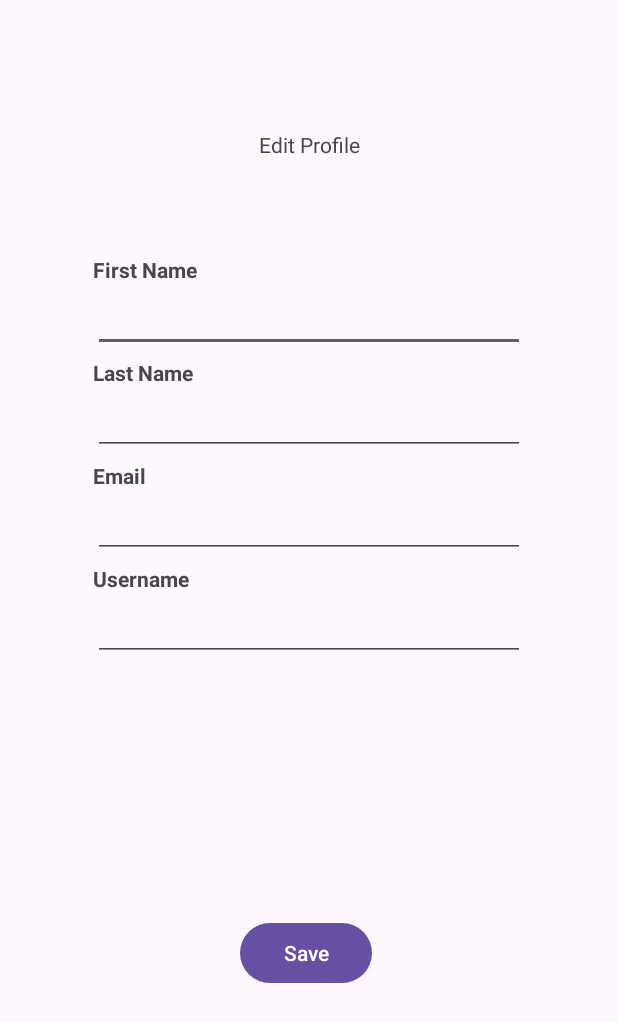
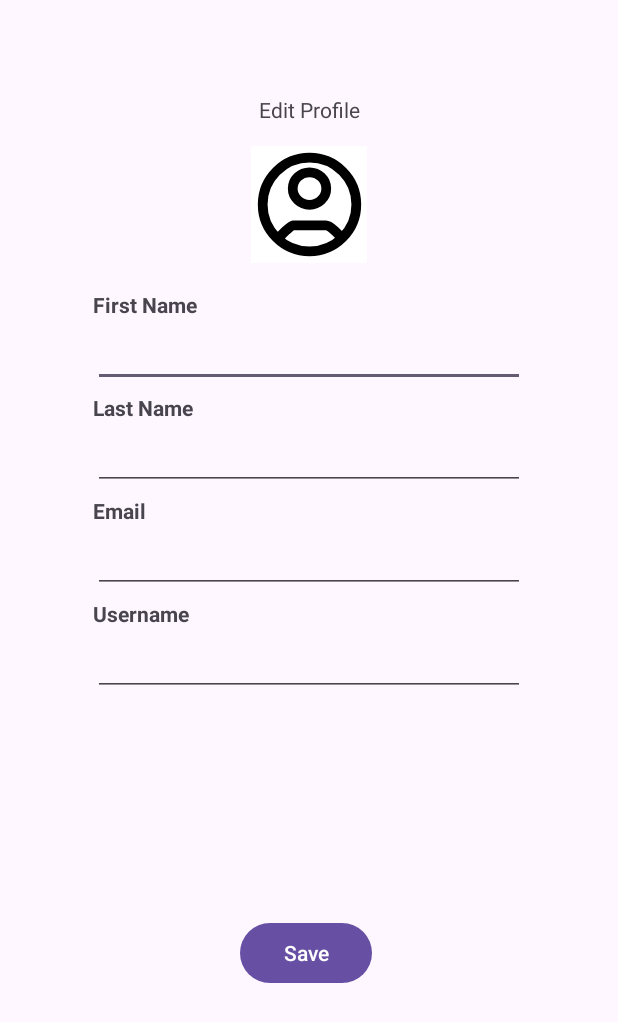
Before and after one commit to FourgeTech/HuddleUp-Frontend, an Android app built with Jetpack Compose: the layout fragment_edit_profile.xml on its own in the app's theme, with its tools: preview values and no code run, on a phone screen of 412 x 824 dp. Shown: the top 1022 px of the screen. Run offline under Robolectric (Android 15) with nearby library versions, the phone set to English and light mode, and no system bars.

Commit message:
- added image view to edit_profile_icon

```diff
--- a/app/src/main/res/layout/fragment_edit_profile.xml
+++ b/app/src/main/res/layout/fragment_edit_profile.xml
@@ -41,6 +41,19 @@
         android:orientation="vertical"
         app:layout_constraintGuide_percent="0.85" />
 
+    <ImageView
+        android:id="@+id/profile_image"
+        android:layout_width="77dp"
+        android:layout_height="78dp"
+        android:layout_marginTop="16dp"
+        android:layout_marginBottom="16dp"
+        android:scaleType="centerCrop"
+        android:src="@drawable/user_profile_icon"
+        app:layout_constraintBottom_toTopOf="@id/guidelineMiddle"
+        app:layout_constraintEnd_toEndOf="parent"
+        app:layout_constraintStart_toStartOf="parent"
+        app:layout_constraintTop_toBottomOf="@id/guidelineTop" />
+
     <TextView
         android:id="@+id/edit_profile_title"
         android:layout_width="wrap_content"
@@ -49,7 +62,7 @@
         android:text="Edit Profile"
         app:layout_constraintEnd_toStartOf="@+id/guidelineRight"
         app:layout_constraintStart_toStartOf="@+id/guidelineLeft"
-        app:layout_constraintTop_toBottomOf="@id/guidelineTop" />
+        app:layout_constraintBottom_toTopOf="@id/guidelineTop" />
 
     <TextView
         android:id="@+id/first_name_title"
@@ -58,7 +71,7 @@
         android:layout_marginTop="4dp"
         android:text="First Name"
         android:textStyle="bold"
-        app:layout_constraintBottom_toBottomOf="@+id/guidelineMiddle"
+        app:layout_constraintTop_toBottomOf="@id/guidelineMiddle"
         app:layout_constraintStart_toStartOf="@+id/guidelineLeft" />
 
     <EditText
@@ -67,7 +80,7 @@
         android:layout_height="wrap_content"
         app:layout_constraintStart_toStartOf="@+id/guidelineLeft"
         app:layout_constraintEnd_toStartOf="@+id/guidelineRight"
-        app:layout_constraintTop_toBottomOf="@id/guidelineMiddle" />
+        app:layout_constraintTop_toBottomOf="@id/first_name_title" />
 
     <TextView
         android:id="@+id/last_name_title"
```
